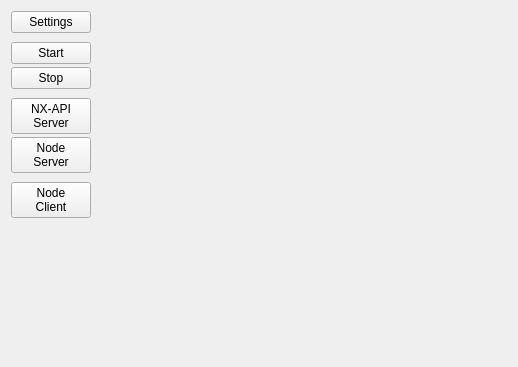
Old version of the form src/VMTD/VMTD/VMTDControllerForm.ui in the repository ekushko/qt-vxlan-mtd-old.
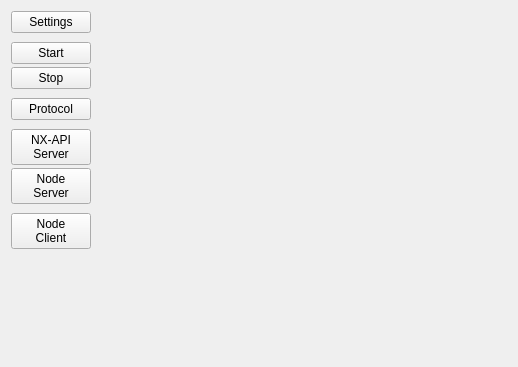
New version of the form.

```diff
--- a/src/VMTD/VMTD/VMTDControllerForm.ui
+++ b/src/VMTD/VMTD/VMTDControllerForm.ui
@@ -15,7 +15,7 @@
   </property>
   <layout class="QHBoxLayout" name="horizontalLayout_5">
    <item>
-    <layout class="QVBoxLayout" name="_1">
+    <layout class="QVBoxLayout" name="vl_1">
      <property name="spacing">
       <number>3</number>
      </property>
@@ -27,7 +27,7 @@
       </widget>
      </item>
      <item>
-      <spacer name="_4">
+      <spacer name="_2">
        <property name="orientation">
         <enum>Qt::Vertical</enum>
        </property>
@@ -72,6 +72,29 @@
        </property>
       </spacer>
      </item>
+     <item>
+      <widget class="QPushButton" name="pbProtocol">
+       <property name="text">
+        <string>Protocol</string>
+       </property>
+      </widget>
+     </item>
+     <item>
+      <spacer name="_4">
+       <property name="orientation">
+        <enum>Qt::Vertical</enum>
+       </property>
+       <property name="sizeType">
+        <enum>QSizePolicy::Fixed</enum>
+       </property>
+       <property name="sizeHint" stdset="0">
+        <size>
+         <width>20</width>
+         <height>6</height>
+        </size>
+       </property>
+      </spacer>
+     </item>
      <item>
       <widget class="QPushButton" name="pbNxApiServer">
        <property name="text">
@@ -89,7 +112,7 @@
       </widget>
      </item>
      <item>
-      <spacer name="_7">
+      <spacer name="_6">
        <property name="orientation">
         <enum>Qt::Vertical</enum>
        </property>
@@ -113,7 +136,7 @@
       </widget>
      </item>
      <item>
-      <spacer name="_2">
+      <spacer name="_1">
        <property name="orientation">
         <enum>Qt::Vertical</enum>
        </property>
```
